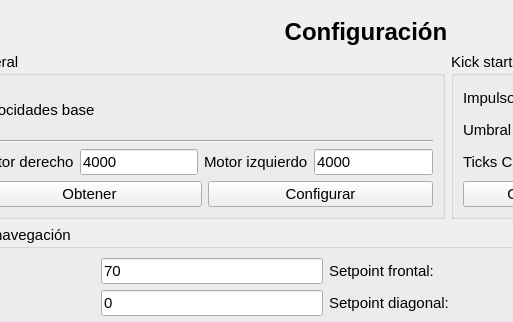
Before: the Qt Designer form mainwindow.ui in IvanLeiCas22/HMI_MICROMOUSE_V4, drawn with Qt 5; both pictures show x 215 to 728 and y 0 to 322 of the 1000 by 1195 pixel window.
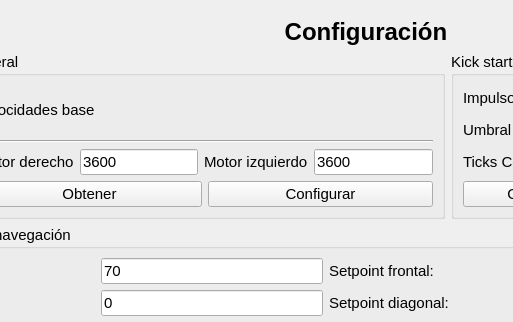
After: the same form once the commit is applied.

Commit message: Cambios en config navegaci{on UI

The edit to the form file:
```diff
--- a/mainwindow.ui
+++ b/mainwindow.ui
@@ -1570,7 +1570,7 @@
                <item>
                 <widget class="QLineEdit" name="editRightMotorBaseSpeed">
                  <property name="text">
-                  <string>4000</string>
+                  <string>3600</string>
                  </property>
                 </widget>
                </item>
@@ -1584,7 +1584,7 @@
                <item>
                 <widget class="QLineEdit" name="editLeftMotorBaseSpeed">
                  <property name="text">
-                  <string>4000</string>
+                  <string>3600</string>
                  </property>
                 </widget>
                </item>
```
The commit also changes 5 other files.
